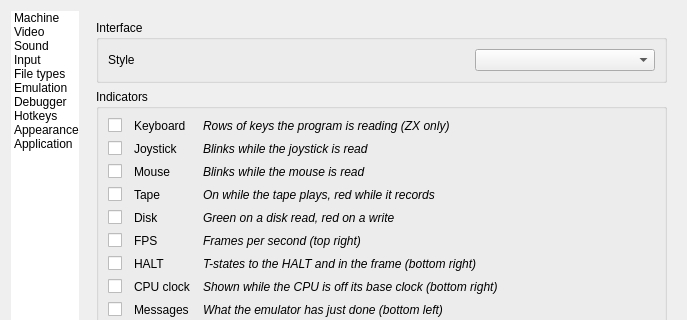
Volutar/xpeccy-plus, file ui/setupwin.ui: the form before one commit; both pictures show x 0 to 687 and y 0 to 320 of the 687 by 909 pixel window.
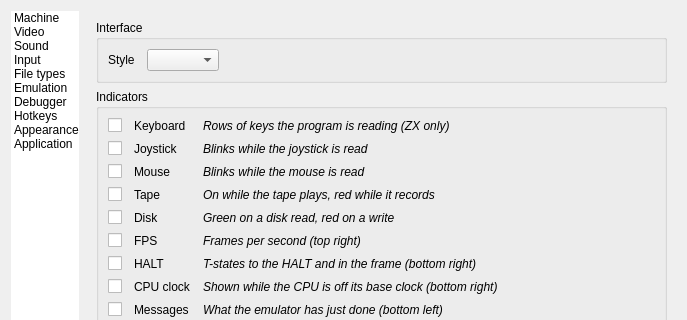
The form after the commit. The open tabs and pages were chosen to show the change. Icons and pictures are not drawn. Custom widgets are drawn as their Qt base class.

Commit message: Options: Style lines up with the indicator names, shown without .qss

```diff
--- a/ui/setupwin.ui
+++ b/ui/setupwin.ui
@@ -3468,7 +3468,10 @@
     <property name="title">
      <string>Interface</string>
     </property>
-    <layout class="QGridLayout" name="gridLayout_look" columnstretch="0,1">
+    <layout class="QGridLayout" name="gridLayout_look" columnstretch="0,0,1">
+                  <property name="horizontalSpacing">
+                   <number>12</number>
+                  </property>
                   <item row="0" column="0">
                    <widget class="QLabel" name="label_22">
                     <property name="toolTip">
@@ -3484,18 +3487,6 @@
                     <property name="toolTip">
                      <string>Interface style, from config/styles</string>
                     </property>
-                    <property name="minimumSize">
-                     <size>
-                      <width>180</width>
-                      <height>0</height>
-                     </size>
-                    </property>
-                    <property name="maximumSize">
-                     <size>
-                      <width>180</width>
-                      <height>16777215</height>
-                     </size>
-                    </property>
                    </widget>
                   </item>
     </layout>
```
The commit also changes 2 other files.
